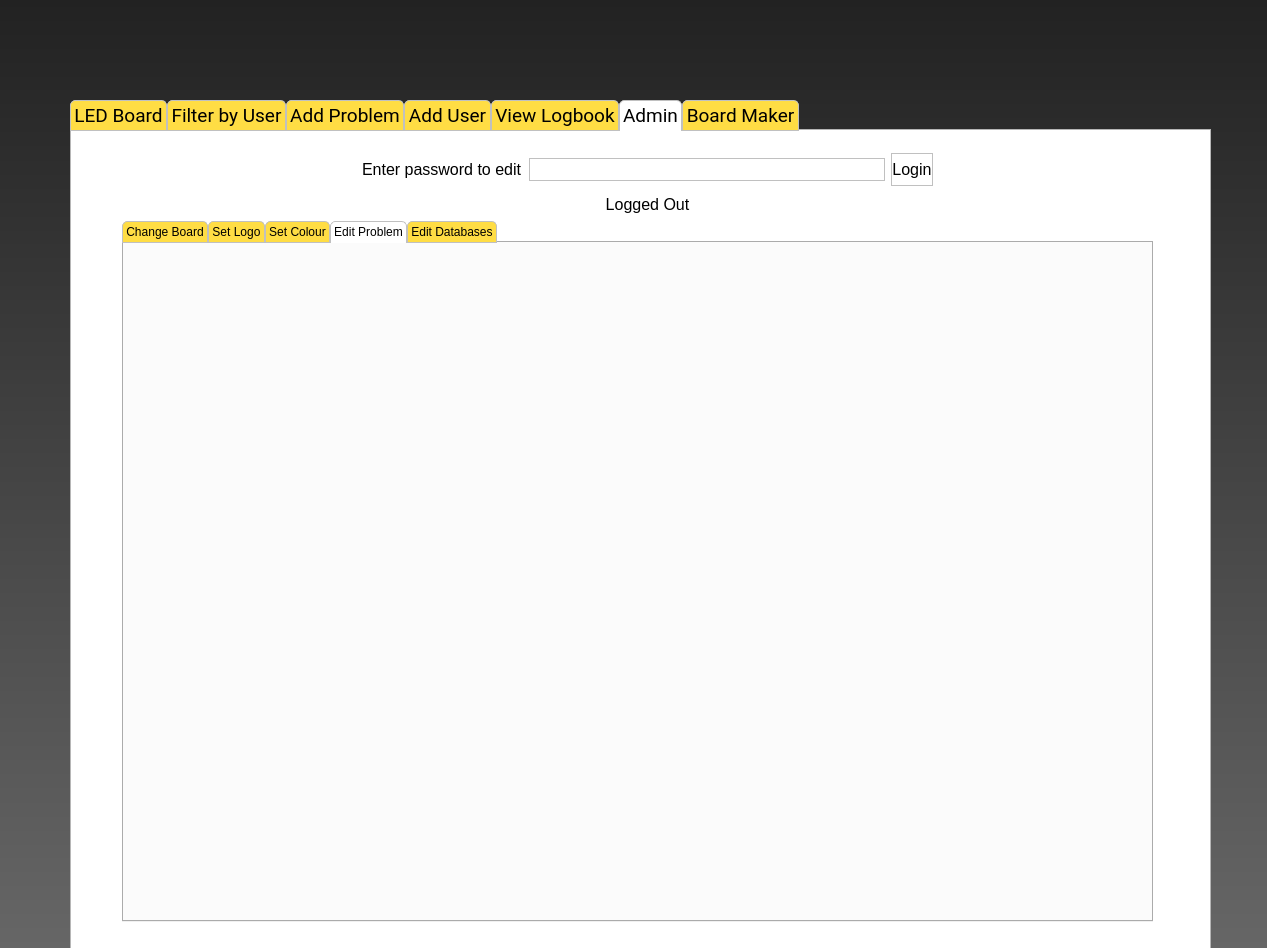
Qt form DiscoBoard.ui (highrepute/LEDBoard) before a commit.
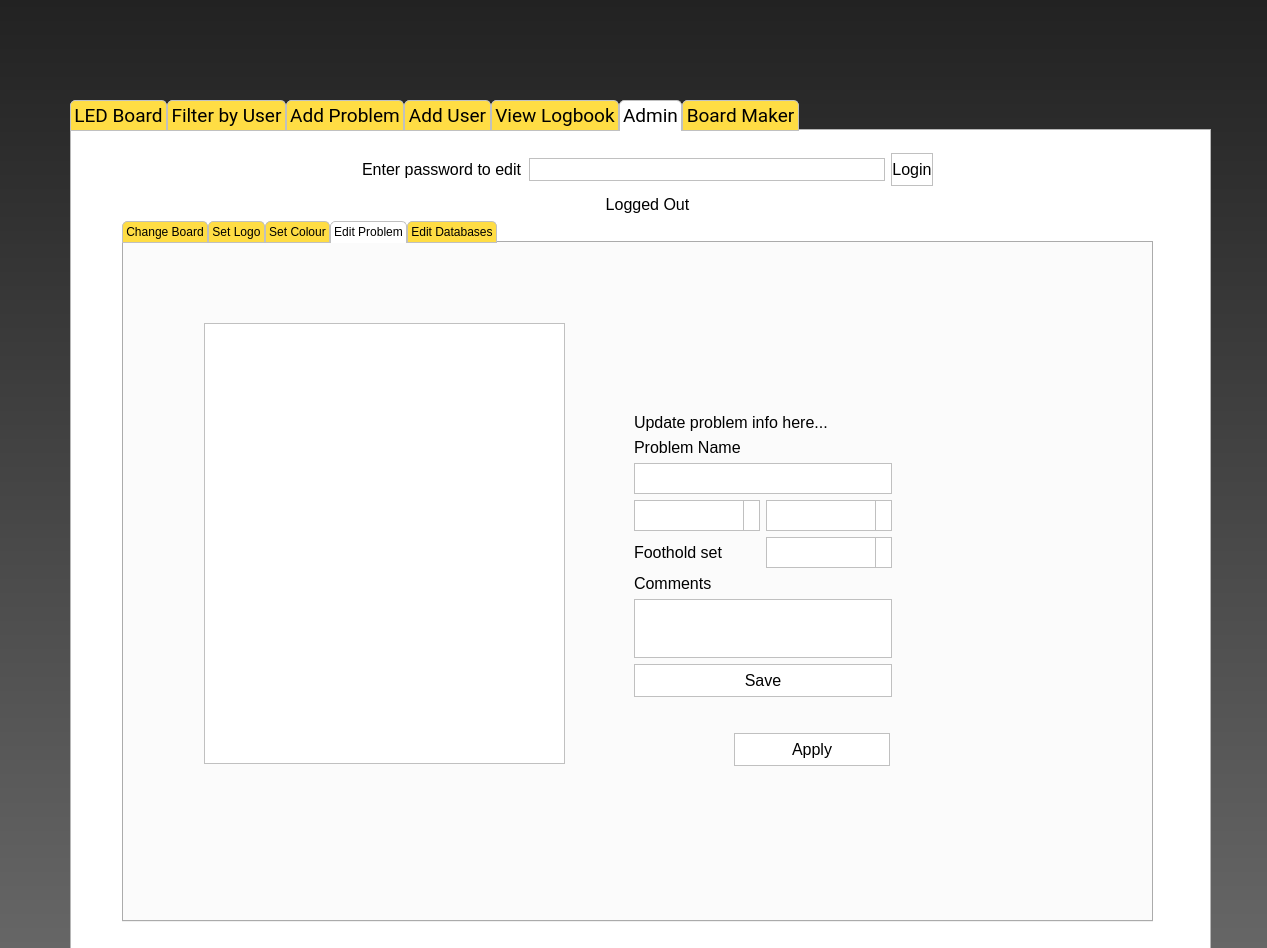
The same form after that commit. The open tabs and pages were chosen to show the change.

Commit message: WIP edit problem tab

The edit to the form file:
```diff
--- a/DiscoBoard.ui
+++ b/DiscoBoard.ui
@@ -2489,6 +2489,216 @@
        <attribute name="title">
         <string>Edit Problem</string>
        </attribute>
+       <widget class="QListWidget" name="lbEditProblemList">
+        <property name="geometry">
+         <rect>
+          <x>80</x>
+          <y>80</y>
+          <width>361</width>
+          <height>441</height>
+         </rect>
+        </property>
+        <property name="font">
+         <font>
+          <pointsize>12</pointsize>
+         </font>
+        </property>
+        <property name="toolTip">
+         <string>Select a user and click button to show problems by that user</string>
+        </property>
+       </widget>
+       <widget class="QWidget" name="layoutWidget_2">
+        <property name="geometry">
+         <rect>
+          <x>510</x>
+          <y>170</y>
+          <width>258</width>
+          <height>284</height>
+         </rect>
+        </property>
+        <layout class="QGridLayout" name="gridLayout_9">
+         <item row="5" column="1">
+          <widget class="QComboBox" name="cbEditStars">
+           <property name="minimumSize">
+            <size>
+             <width>0</width>
+             <height>31</height>
+            </size>
+           </property>
+           <property name="font">
+            <font>
+             <pointsize>12</pointsize>
+            </font>
+           </property>
+           <property name="toolTip">
+            <string>Star rating for your new problem</string>
+           </property>
+          </widget>
+         </item>
+         <item row="9" column="0" colspan="2">
+          <widget class="QPushButton" name="pbEditSaveProb">
+           <property name="minimumSize">
+            <size>
+             <width>33</width>
+             <height>33</height>
+            </size>
+           </property>
+           <property name="font">
+            <font>
+             <pointsize>12</pointsize>
+            </font>
+           </property>
+           <property name="toolTip">
+            <string>Save the new problem</string>
+           </property>
+           <property name="text">
+            <string>Save</string>
+           </property>
+          </widget>
+         </item>
+         <item row="4" column="0" colspan="2">
+          <widget class="QLineEdit" name="leEditProblemName">
+           <property name="minimumSize">
+            <size>
+             <width>0</width>
+             <height>31</height>
+            </size>
+           </property>
+           <property name="font">
+            <font>
+             <pointsize>12</pointsize>
+            </font>
+           </property>
+           <property name="toolTip">
+            <string>Enter the name for your new problem</string>
+           </property>
+          </widget>
+         </item>
+         <item row="7" column="0" colspan="2">
+          <widget class="QLabel" name="lblAddProb_5">
+           <property name="font">
+            <font>
+             <pointsize>12</pointsize>
+            </font>
+           </property>
+           <property name="text">
+            <string>Comments</string>
+           </property>
+          </widget>
+         </item>
+         <item row="2" column="0" colspan="2">
+          <widget class="QLabel" name="lblAddProb_6">
+           <property name="font">
+            <font>
+             <pointsize>12</pointsize>
+            </font>
+           </property>
+           <property name="text">
+            <string>Problem Name</string>
+           </property>
+          </widget>
+         </item>
+         <item row="1" column="0" colspan="2">
+          <widget class="QLabel" name="lblAddProbUser_2">
+           <property name="font">
+            <font>
+             <pointsize>12</pointsize>
+            </font>
+           </property>
+           <property name="text">
+            <string>Update problem info here...</string>
+           </property>
+          </widget>
+         </item>
+         <item row="5" column="0">
+          <widget class="QComboBox" name="cbEditGrade">
+           <property name="minimumSize">
+            <size>
+             <width>0</width>
+             <height>31</height>
+            </size>
+           </property>
+           <property name="font">
+            <font>
+             <pointsize>12</pointsize>
+            </font>
+           </property>
+           <property name="toolTip">
+            <string>Grade for your new problem</string>
+           </property>
+          </widget>
+         </item>
+         <item row="8" column="0" colspan="2">
+          <widget class="QTextEdit" name="tbEditComments">
+           <property name="font">
+            <font>
+             <pointsize>12</pointsize>
+            </font>
+           </property>
+           <property name="toolTip">
+            <string>Any comments you have about your new problem</string>
+           </property>
+          </widget>
+         </item>
+         <item row="6" column="0">
+          <widget class="QLabel" name="lblAddProb_7">
+           <property name="font">
+            <font>
+             <pointsize>12</pointsize>
+            </font>
+           </property>
+           <property name="text">
+            <string>Foothold set</string>
+           </property>
+          </widget>
+         </item>
+         <item row="6" column="1">
+          <widget class="QComboBox" name="cbEditFootholdSet">
+           <property name="minimumSize">
+            <size>
+             <width>0</width>
+             <height>31</height>
+            </size>
+           </property>
+           <property name="font">
+            <font>
+             <pointsize>12</pointsize>
+            </font>
+           </property>
+           <property name="toolTip">
+            <string>Star rating for your new problem</string>
+           </property>
+          </widget>
+         </item>
+        </layout>
+       </widget>
+       <widget class="QPushButton" name="pbReset_5">
+        <property name="geometry">
+         <rect>
+          <x>610</x>
+          <y>490</y>
+          <width>156</width>
+          <height>33</height>
+         </rect>
+        </property>
+        <property name="minimumSize">
+         <size>
+          <width>33</width>
+          <height>33</height>
+         </size>
+        </property>
+        <property name="font">
+         <font>
+          <pointsize>12</pointsize>
+         </font>
+        </property>
+        <property name="toolTip">
+         <string>Reset the board to load the new .brd file</string>
+        </property>
+        <property name="text">
+         <string>Apply</string>
+        </property>
+       </widget>
       </widget>
       <widget class="QWidget" name="tab_9">
        <attribute name="title">
```
Left out of the diff: 14 changed lines with no effect on the pictures. The commit also changes 2 other files.
